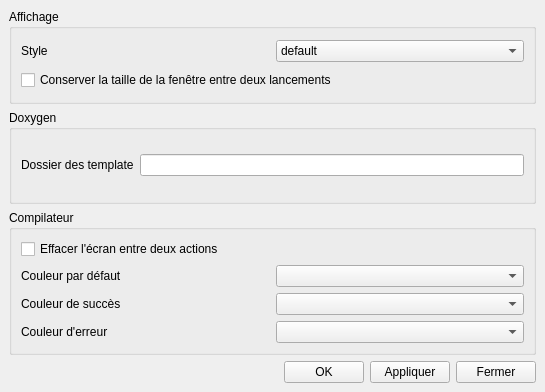
The window that projects/ProjectManager/settings/settingswindow.ui (darkFrancis/ProjectManager) describes before a commit, drawn with Qt 5.
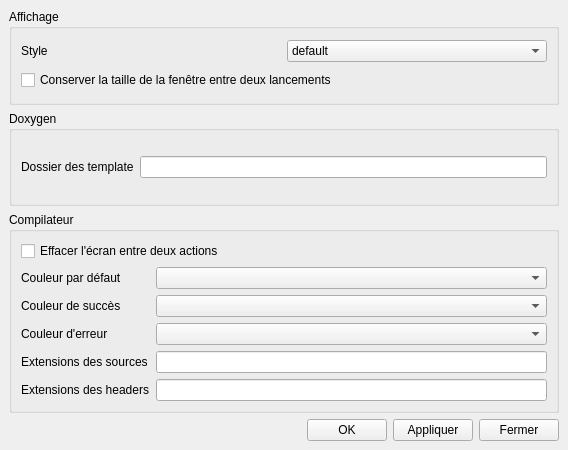
The same window after the commit.

Commit message: Add configuration for sources file extensions

```diff
--- a/projects/ProjectManager/settings/settingswindow.ui
+++ b/projects/ProjectManager/settings/settingswindow.ui
@@ -6,8 +6,8 @@
    <rect>
     <x>0</x>
     <y>0</y>
-    <width>545</width>
-    <height>392</height>
+    <width>568</width>
+    <height>450</height>
    </rect>
   </property>
   <property name="windowTitle">
@@ -62,19 +62,18 @@
          </property>
         </widget>
        </item>
-       <item row="3" column="0">
-        <widget class="QLabel" name="label_colorSuccess">
+       <item row="5" column="0">
+        <widget class="QLabel" name="label_sourcesExt">
          <property name="text">
-          <string>Couleur de succès</string>
+          <string>Extensions des sources</string>
          </property>
         </widget>
        </item>
-       <item row="0" column="0">
-        <widget class="QCheckBox" name="checkBox_autoclearScreen">
-         <property name="text">
-          <string>Effacer l'écran entre deux actions</string>
-         </property>
-        </widget>
+       <item row="5" column="1">
+        <widget class="QLineEdit" name="lineEdit_sourcesExt"/>
+       </item>
+       <item row="4" column="1">
+        <widget class="QComboBox" name="comboBox_colorError"/>
        </item>
        <item row="4" column="0">
         <widget class="QLabel" name="label_colorError">
@@ -83,14 +82,35 @@
          </property>
         </widget>
        </item>
-       <item row="2" column="1">
-        <widget class="QComboBox" name="comboBox_colorNormal"/>
-       </item>
        <item row="3" column="1">
         <widget class="QComboBox" name="comboBox_colorSuccess"/>
        </item>
-       <item row="4" column="1">
-        <widget class="QComboBox" name="comboBox_colorError"/>
+       <item row="3" column="0">
+        <widget class="QLabel" name="label_colorSuccess">
+         <property name="text">
+          <string>Couleur de succès</string>
+         </property>
+        </widget>
+       </item>
+       <item row="2" column="1">
+        <widget class="QComboBox" name="comboBox_colorNormal"/>
+       </item>
+       <item row="6" column="0">
+        <widget class="QLabel" name="label_headersExt">
+         <property name="text">
+          <string>Extensions des headers</string>
+         </property>
+        </widget>
+       </item>
+       <item row="6" column="1">
+        <widget class="QLineEdit" name="lineEdit_headersExt"/>
+       </item>
+       <item row="0" column="0" colspan="2">
+        <widget class="QCheckBox" name="checkBox_autoclearScreen">
+         <property name="text">
+          <string>Effacer l'écran entre deux actions</string>
+         </property>
+        </widget>
        </item>
       </layout>
      </widget>
```
The commit also changes 5 other files.
